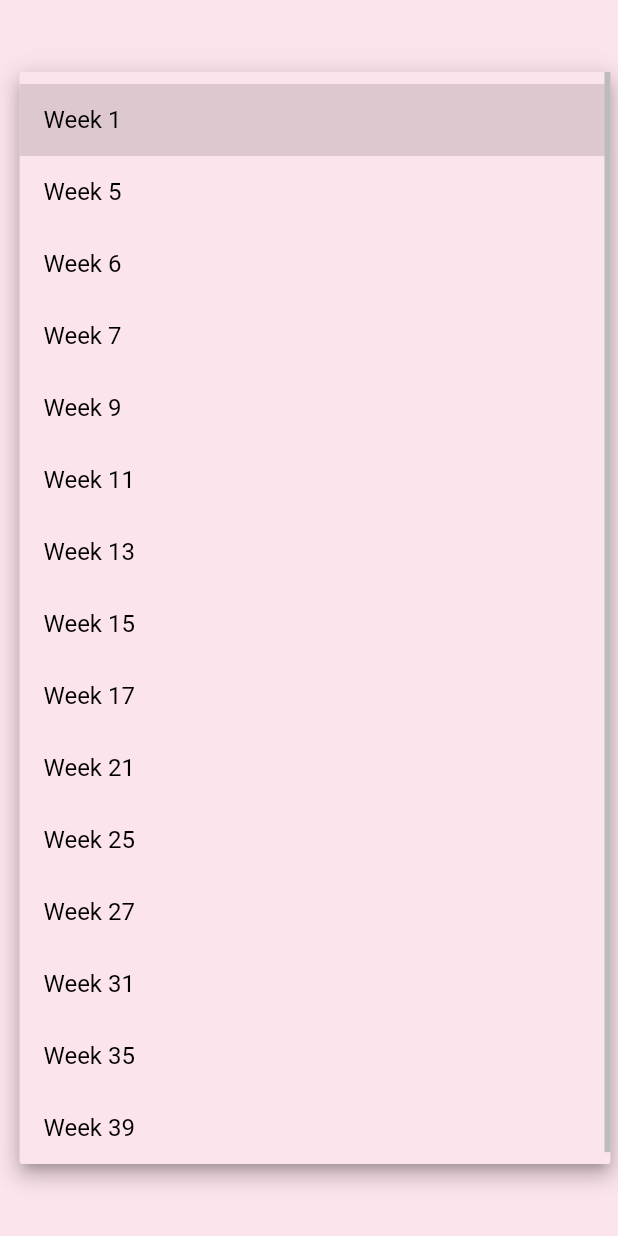
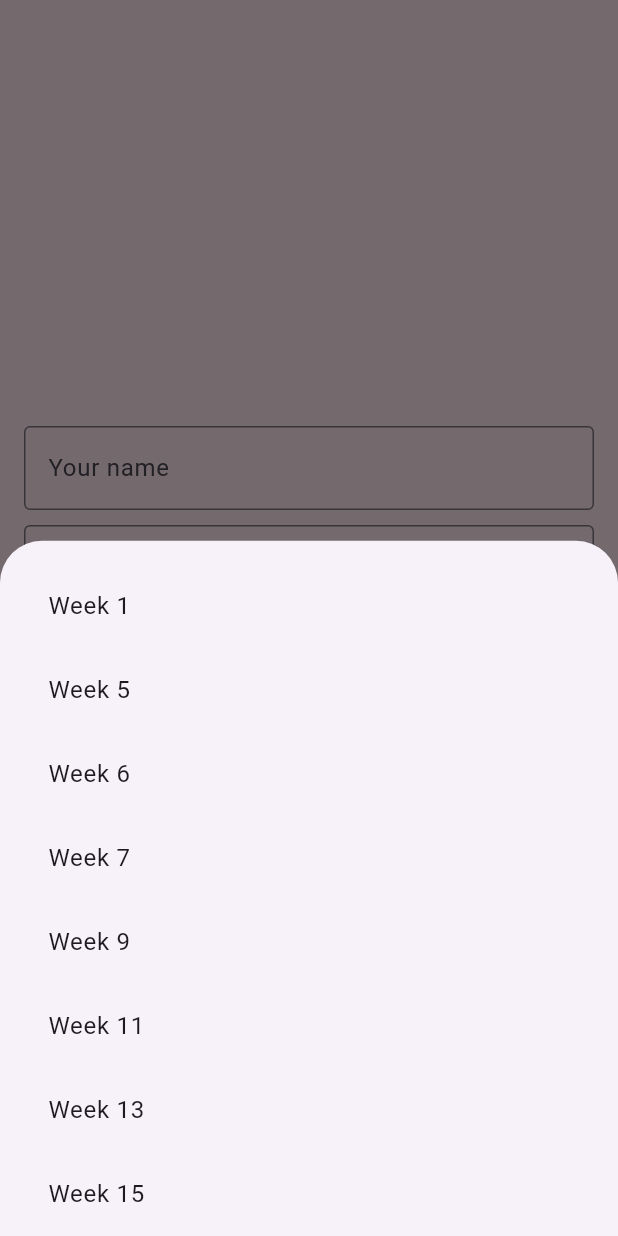
Before and after one commit to ShaikMoosa/Halima, a Flutter app: the screen it shows after launch, after a tap on an icon or button, on a phone screen of 412 x 824 dp. Run offline on Flutter 3.47's test engine with Material 3 defaults, Android fonts, the phone set to English and light mode, and no system bars; Roboto replaces fonts that are missing (Arial).

Commit message:
drop down is converted to model bottom screen

```diff
--- a/lib/user_input_screen.dart
+++ b/lib/user_input_screen.dart
@@ -29,31 +29,14 @@ class UserInputScreenState extends State<UserInputScreen> {
             const SizedBox(height: 10),
             _buildTextField('Baby nickname', nicknameController),
             const SizedBox(height: 10),
-            _buildWeekDropdown(weeksData),
+            _buildWeekDropdown(context, weeksData), // The dropdown button
             const SizedBox(height: 20),
             ElevatedButton(
               onPressed: () {
-                // Logging to check button press
-                print('Next button pressed. Selected week: $selectedWeek');
-
-                // Check if weeksData is available
-                if (weeksData.isNotEmpty) {
-                  // Select the week and navigate to HomeScreen
-                  Provider.of<WeekProvider>(context, listen: false)
-                      .selectWeekByWeek(selectedWeek);
-
-                  // Navigate to the HomeScreen with the selected week
-                  Navigator.pushNamed(
-                    context,
-                    '/home',
-                    arguments: selectedWeek, // Pass the selected week as an argument
-                  );
-                } else {
-                  // Show an error message if weeksData is not available
-                  ScaffoldMessenger.of(context).showSnackBar(
-                    const SnackBar(content: Text("Please select a valid week.")),
-                  );
-                }
+                // Navigate to HomeScreen with the selected week as an argument
+                Provider.of<WeekProvider>(context, listen: false)
+                    .selectWeekByWeek(selectedWeek);
+                Navigator.pushNamed(context, '/home', arguments: selectedWeek);
               },
               child: const Text('Next'),
             ),
@@ -74,16 +57,13 @@ class UserInputScreenState extends State<UserInputScreen> {
     );
   }
 
-  Widget _buildWeekDropdown(List<WeekData> weeksData) {
-    return Container(
-      decoration: BoxDecoration(
-        borderRadius: BorderRadius.circular(8.0),
-        border: Border.all(color: Colors.grey),
-      ),
-      padding: const EdgeInsets.symmetric(horizontal: 12.0),
-      child: DropdownButtonHideUnderline(
-        child: DropdownButton<int>(
-          isExpanded: true,
+  Widget _buildWeekDropdown(BuildContext context, List<WeekData> weeksData) {
+    return GestureDetector(
+      onTap: () {
+        _showWeekSelectionSheet(context, weeksData); // Show modal bottom sheet when tapped
+      },
+      child: AbsorbPointer(
+        child: DropdownButtonFormField<int>(
           value: selectedWeek,
           items: List.generate(weeksData.length, (index) {
             int startWeek = int.parse(weeksData[index].weekRange.split('-').first);
@@ -95,14 +75,41 @@ class UserInputScreenState extends State<UserInputScreen> {
           onChanged: (int? newValue) {
             setState(() {
               selectedWeek = newValue!;
-              print('Selected week updated: $selectedWeek'); // Log the selected week
             });
           },
-          hint: const Text('Select week pregnant'),
-          style: const TextStyle(color: Colors.black, fontSize: 16.0),
-          dropdownColor: Colors.pink.shade50,
+          decoration: InputDecoration(
+            labelText: 'Select Week Pregnant',
+            border: const OutlineInputBorder(),
+          ),
         ),
       ),
     );
   }
+
+  void _showWeekSelectionSheet(BuildContext context, List<WeekData> weeksData) {
+    showModalBottomSheet(
+      context: context,
+      builder: (BuildContext context) {
+        return Container(
+          padding: const EdgeInsets.all(16.0),
+          child: ListView.builder(
+            itemCount: weeksData.length,
+            itemBuilder: (context, index) {
+              final weekRange = weeksData[index].weekRange.split('-');
+              int startWeek = int.parse(weekRange.first);
+              return ListTile(
+                title: Text('Week $startWeek'),
+                onTap: () {
+                  setState(() {
+                    selectedWeek = startWeek;
+                  });
+                  Navigator.pop(context); // Close the bottom sheet
+                },
+              );
+            },
+          ),
+        );
+      },
+    );
+  }
 }
```
